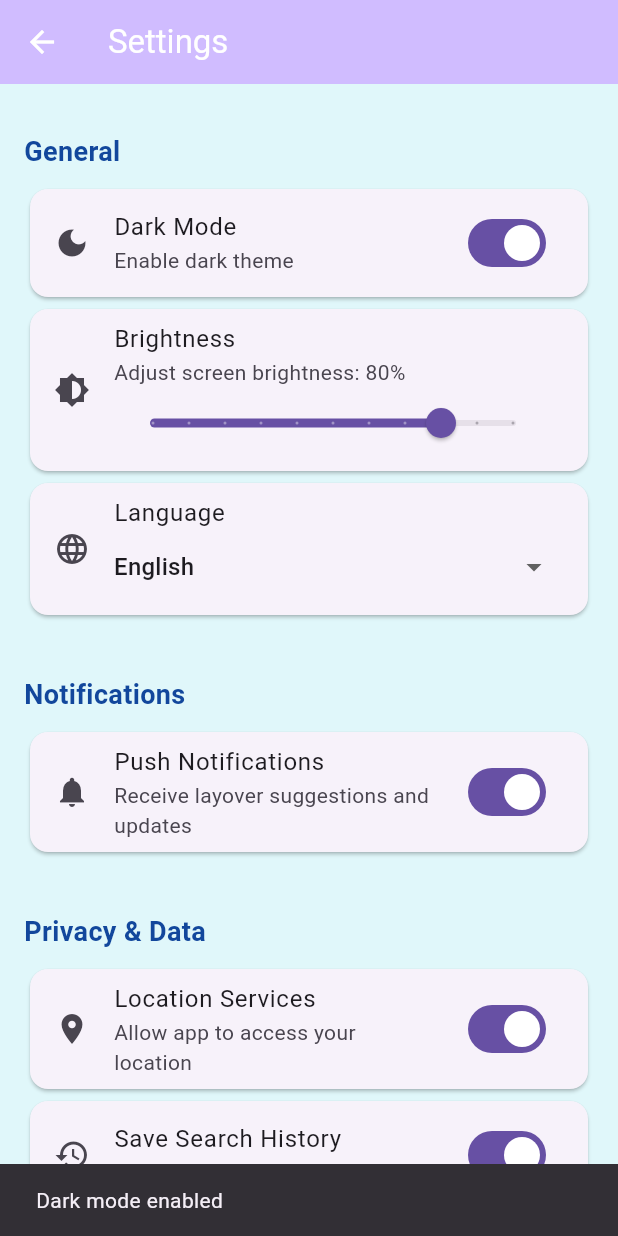
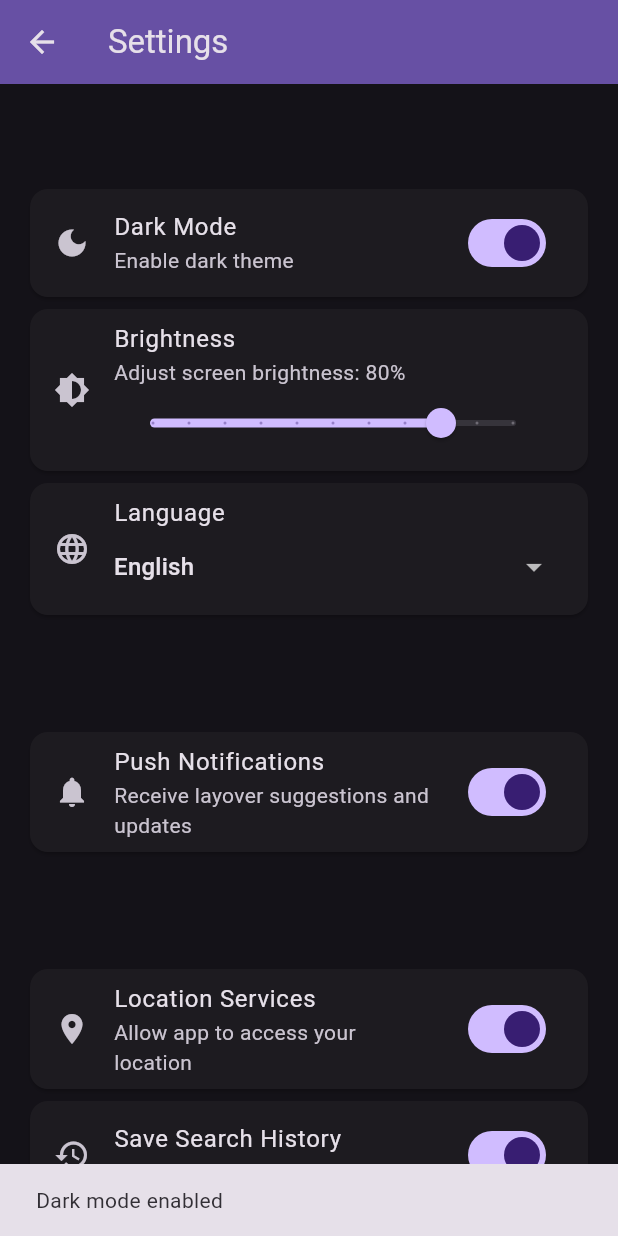
Before and after one commit to lenarduzziadam/AirportEscapeCapstoneFall25Group, a Flutter app: the SettingsPage screen opened directly, after a tap on "Dark Mode", on a phone screen of 412 x 824 dp. Run offline on Flutter 3.47's test engine with Material 3 defaults, Android fonts, the phone set to English and light mode, and no system bars; our stand-ins replace firebase_core, firebase_database, flutter_dotenv, geolocator, google_maps_flutter; accounts and stored records are empty.

Commit message:
dark mode functioning now

```diff
--- a/airport_escape/lib/main.dart
+++ b/airport_escape/lib/main.dart
@@ -1,11 +1,12 @@
 // Flutter app entry point and theme setup
+import 'settings/theme_toggle.dart';
 import 'package:flutter/material.dart';
 import 'package:flutter_dotenv/flutter_dotenv.dart';
 import 'package:firebase_database/firebase_database.dart';
 import 'package:firebase_core/firebase_core.dart';
 import 'firebase_options.dart'; // generated by flutterfire configure
-// Import main landing page and widgets
 import 'landing_page.dart';
+import 'package:provider/provider.dart';
 
 // App-wide color constants
 const kPrimaryColor = Color.fromARGB(255, 18, 71, 156);
@@ -26,7 +27,12 @@ FirebaseDatabase.instance.ref('.info/connected').onValue.listen((e) {
   print('RTDB connected: ${e.snapshot.value == true}');
 });
 
-  runApp(const MyApp());
+    runApp(
+    ChangeNotifierProvider(
+      create: (_) => ThemeProvider(),
+      child: const MyApp(),
+    ),
+  );
 }
 
 
@@ -36,6 +42,8 @@ class MyApp extends StatelessWidget {
 
   @override
   Widget build(BuildContext context) {
+    return Consumer<ThemeProvider>(
+      builder: (context, themeProvider, child) {
         return MaterialApp(
           debugShowCheckedModeBanner: false,
           title: 'Airport Escape, for passengers by passengers',
@@ -47,7 +55,11 @@ class MyApp extends StatelessWidget {
               foregroundColor: Colors.white,
             ),
           ),
-      home: const MyHomePage(), // 👈 Keep the original landing page
+          darkTheme: ThemeData.dark(),
+          themeMode: themeProvider.themeMode, // <-- This line enables dark mode!
+          home: const MyHomePage(),
+        );
+      },
     );
   }
 }
--- /dev/null
+++ b/airport_escape/lib/settings/theme_toggle.dart
@@ -0,0 +1,21 @@
+import 'package:flutter/material.dart';
+
+class ThemeProvider extends ChangeNotifier {
+  bool _isDarkMode = false;
+
+  bool get isDarkMode => _isDarkMode;
+
+  void toggleDarkMode() {
+    _isDarkMode = !_isDarkMode;
+    notifyListeners();
+  }
+
+  // Allow setting explicit value
+  void setDarkMode(bool value) {
+    if (_isDarkMode == value) return;
+    _isDarkMode = value;
+    notifyListeners();
+  }
+
+  ThemeMode get themeMode => _isDarkMode ? ThemeMode.dark : ThemeMode.light;
+}
--- a/airport_escape/lib/settings_menu.dart
+++ b/airport_escape/lib/settings_menu.dart
@@ -1,5 +1,7 @@
 import 'package:flutter/material.dart';
 import 'package:flutter/services.dart';
+import 'package:provider/provider.dart';
+import 'settings/theme_toggle.dart';
 
 class SettingsPage extends StatefulWidget {
   const SettingsPage({super.key});
@@ -12,7 +14,6 @@ class _SettingsPageState extends State<SettingsPage> {
   // Settings state variables
   bool _notificationsEnabled = true;
   bool _locationEnabled = true;
-  bool _darkModeEnabled = false;
   double _brightness = 0.8;
   String _selectedLanguage = 'English';
   bool _autoRefresh = true;
@@ -47,13 +48,10 @@ class _SettingsPageState extends State<SettingsPage> {
           _buildSwitchTile(
             title: 'Dark Mode',
             subtitle: 'Enable dark theme',
-            value: _darkModeEnabled,
+            value: context.watch<ThemeProvider>().isDarkMode, // use provider
             icon: Icons.dark_mode,
             onChanged: (value) {
-              setState(() {
-                _darkModeEnabled = value;
-              });
-              // You can implement theme switching here
+              context.read<ThemeProvider>().setDarkMode(value); // set via provider
               _showSnackBar('Dark mode ${value ? 'enabled' : 'disabled'}');
             },
           ),
@@ -390,12 +388,13 @@ class _SettingsPageState extends State<SettingsPage> {
                 setState(() {
                   _notificationsEnabled = true;
                   _locationEnabled = true;
-                  _darkModeEnabled = false;
                   _brightness = 0.8;
                   _selectedLanguage = 'English';
                   _autoRefresh = true;
                   _saveSearchHistory = true;
                 });
+                // Reset theme to light
+                context.read<ThemeProvider>().setDarkMode(false);
                 Navigator.of(context).pop();
                 _showSnackBar('All settings reset to defaults');
               },
--- a/airport_escape/pubspec.yaml
+++ b/airport_escape/pubspec.yaml
@@ -30,6 +30,7 @@ environment:
 dependencies:
   flutter:
     sdk: flutter
+  provider: ^6.0.0
 
   http: ^1.5.0 # or the latest version
   # The following adds the Cupertino Icons font to your application.
```
Also changed, not shown: airport_escape/pubspec.lock. Lines whose indentation alone changed are shown as unchanged.
